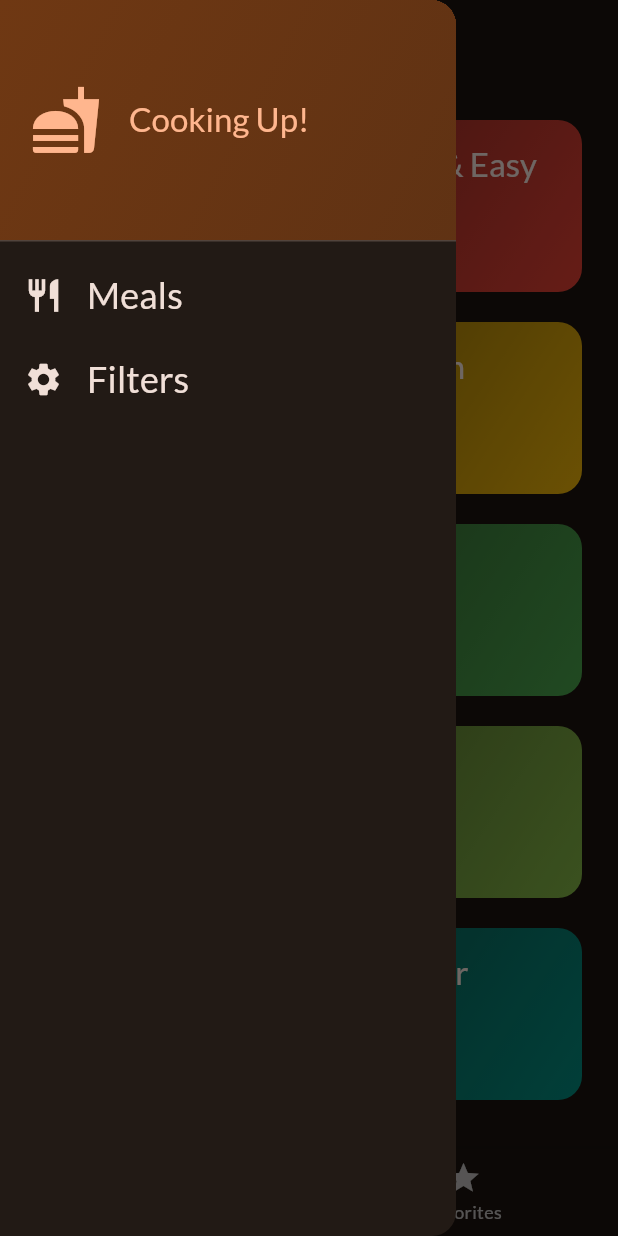
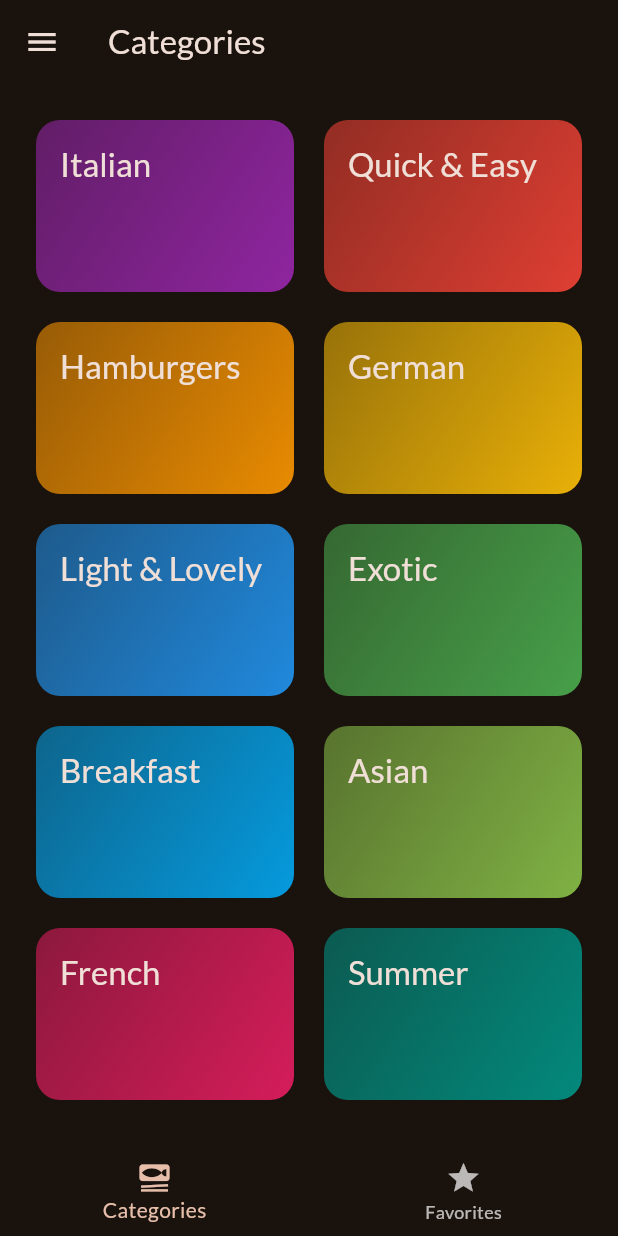
Before and after one commit to purbashis/meal-app, a Flutter app: the screen it shows after launch, in the side drawer, after a tap on "Meals", on a phone screen of 412 x 824 dp. Run offline on Flutter 3.47's test engine with Material 2 defaults, Android fonts, the phone set to English and light mode, and no system bars; our stand-ins replace google_fonts, transparent_image.

```diff
--- a/meals/lib/screens/tabs.dart
+++ b/meals/lib/screens/tabs.dart
@@ -41,6 +41,13 @@ class _TabsScreenState extends State<TabsScreen> {
     }
   }
 
+  void _setScreen(String identifier) {
+    if (identifier == 'filters') {
+    } else {
+      Navigator.of(context).pop();
+    }
+  }
+
   void _selectPage(int index) {
     setState(() {
       _selectedPageIndex = index;
@@ -66,8 +73,9 @@ class _TabsScreenState extends State<TabsScreen> {
       appBar: AppBar(
         title: Text(activePageTitle),
       ),
-drawer:const  MainDrawer(),
-
+      drawer: MainDrawer(
+        onSelectScreen: _setScreen,
+      ),
       body: activePage,
       bottomNavigationBar: BottomNavigationBar(
         onTap: _selectPage,
--- a/meals/lib/widgets/main_drawer.dart
+++ b/meals/lib/widgets/main_drawer.dart
@@ -1,8 +1,9 @@
 import 'package:flutter/material.dart';
 
 class MainDrawer extends StatelessWidget {
-  const MainDrawer({super.key});
+  const MainDrawer({super.key,required this.onSelectScreen});
 
+  final void Function(String identifier) onSelectScreen;
   @override
   Widget build(BuildContext context) {
     return Drawer(
@@ -55,6 +56,7 @@ class MainDrawer extends StatelessWidget {
                   fontSize: 24),
             ),
             onTap: () {
+              onSelectScreen('meals');
               // Handle navigation to the home screen
             },
           ),
@@ -71,6 +73,7 @@ class MainDrawer extends StatelessWidget {
                   fontSize: 24),
             ),
             onTap: () {
+              onSelectScreen('filters');
               // Handle navigation to the home screen
             },
           )
```
